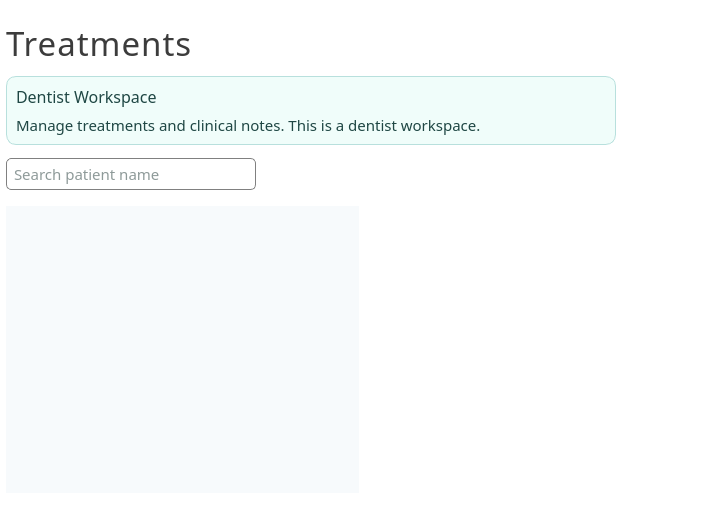
Before: the Qt Designer form ui/PageTreatments.ui in karlito20/AdoraFlowProject, drawn with Qt 5.
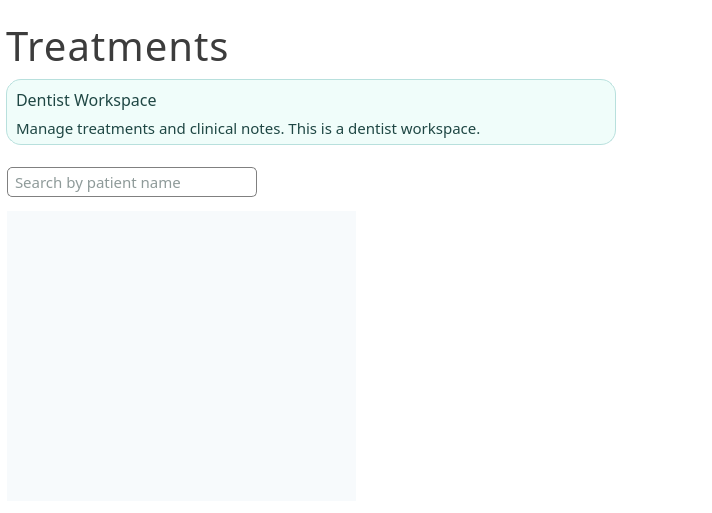
After: the same form once the commit is applied.

Diff of the .ui file:
```diff
--- a/ui/PageTreatments.ui
+++ b/ui/PageTreatments.ui
@@ -498,30 +498,27 @@
    <string notr="true"/>
   </property>
   <layout class="QVBoxLayout" name="verticalLayout">
-   <property name="leftMargin">
-    <number>5</number>
+   <property name="spacing">
+    <number>6</number>
    </property>
-   <property name="rightMargin">
-    <number>0</number>
-   </property>
-   <item>
-    <widget class="QWidget" name="header_container" native="true">
-     <layout class="QVBoxLayout" name="verticalLayout_2">
       <property name="leftMargin">
-       <number>1</number>
-      </property>
+    <number>6</number>
+   </property>
+   <property name="topMargin">
+    <number>18</number>
+   </property>
       <property name="rightMargin">
-       <number>1</number>
+    <number>6</number>
       </property>
       <property name="bottomMargin">
-       <number>2</number>
-      </property>
-      <item alignment="Qt::AlignmentFlag::AlignTop">
+    <number>6</number>
+   </property>
+   <item>
        <widget class="QLabel" name="header_label">
         <property name="font">
          <font>
           <family>Slate Medium</family>
-          <pointsize>25</pointsize>
+       <pointsize>30</pointsize>
          </font>
         </property>
         <property name="styleSheet">
@@ -533,30 +530,6 @@
         </property>
        </widget>
       </item>
-     </layout>
-    </widget>
-   </item>
-   <item>
-    <widget class="QWidget" name="placeholder" native="true">
-     <property name="maximumSize">
-      <size>
-       <width>16777215</width>
-       <height>16777215</height>
-      </size>
-     </property>
-     <layout class="QVBoxLayout" name="verticalLayout_4">
-      <property name="leftMargin">
-       <number>1</number>
-      </property>
-      <property name="topMargin">
-       <number>2</number>
-      </property>
-      <property name="rightMargin">
-       <number>1</number>
-      </property>
-      <property name="bottomMargin">
-       <number>6</number>
-      </property>
       <item>
        <widget class="QWidget" name="info_box" native="true">
         <property name="minimumSize">
@@ -574,7 +547,7 @@
         <property name="styleSheet">
          <string notr="true">#info_box {
 	border: 1px solid #B8E0DD;
-	border-radius: 10px;
+	border-radius: 15px;
 	background: #F0FDFA;
 }</string>
         </property>
@@ -582,6 +555,9 @@
          <property name="leftMargin">
           <number>10</number>
          </property>
+      <property name="bottomMargin">
+       <number>6</number>
+      </property>
          <item>
           <widget class="QLabel" name="label">
            <property name="font">
@@ -619,9 +595,6 @@
         </layout>
        </widget>
       </item>
-     </layout>
-    </widget>
-   </item>
    <item>
     <widget class="QWidget" name="widget" native="true">
      <layout class="QHBoxLayout" name="horizontalLayout_2">
@@ -629,17 +602,17 @@
        <number>1</number>
       </property>
       <property name="topMargin">
-       <number>0</number>
+       <number>16</number>
       </property>
       <property name="bottomMargin">
-       <number>2</number>
+       <number>4</number>
       </property>
       <item>
        <widget class="QLineEdit" name="search_input">
         <property name="minimumSize">
          <size>
           <width>250</width>
-          <height>32</height>
+          <height>30</height>
          </size>
         </property>
         <property name="maximumSize">
@@ -662,7 +635,7 @@
 border: 1px solid gray;</string>
         </property>
         <property name="placeholderText">
-         <string>Search patient name</string>
+         <string>Search by patient name</string>
         </property>
        </widget>
       </item>
@@ -700,9 +673,15 @@
       <property name="leftMargin">
        <number>1</number>
       </property>
+      <property name="topMargin">
+       <number>4</number>
+      </property>
       <property name="rightMargin">
        <number>1</number>
       </property>
+      <property name="bottomMargin">
+       <number>6</number>
+      </property>
       <item>
        <widget class="QScrollArea" name="scrollArea">
         <property name="minimumSize">
@@ -730,8 +709,8 @@
           <rect>
            <x>0</x>
            <y>0</y>
-           <width>348</width>
-           <height>326</height>
+           <width>344</width>
+           <height>308</height>
           </rect>
          </property>
          <property name="palette">
```
Lines whose indentation alone changed are shown as unchanged.
